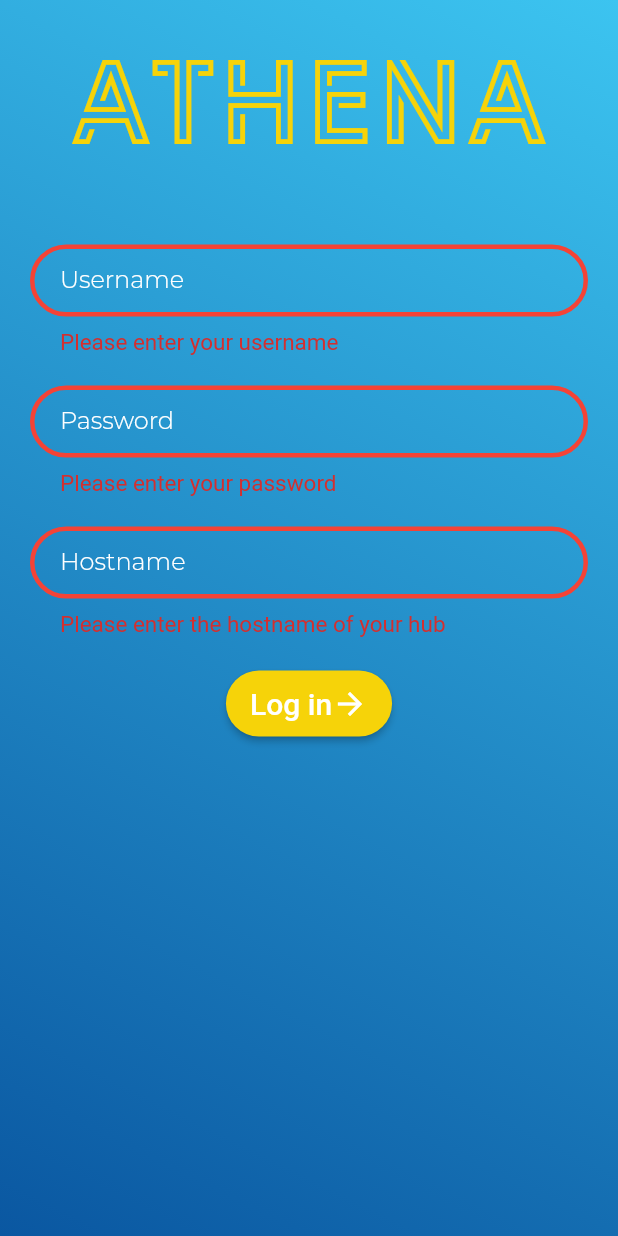
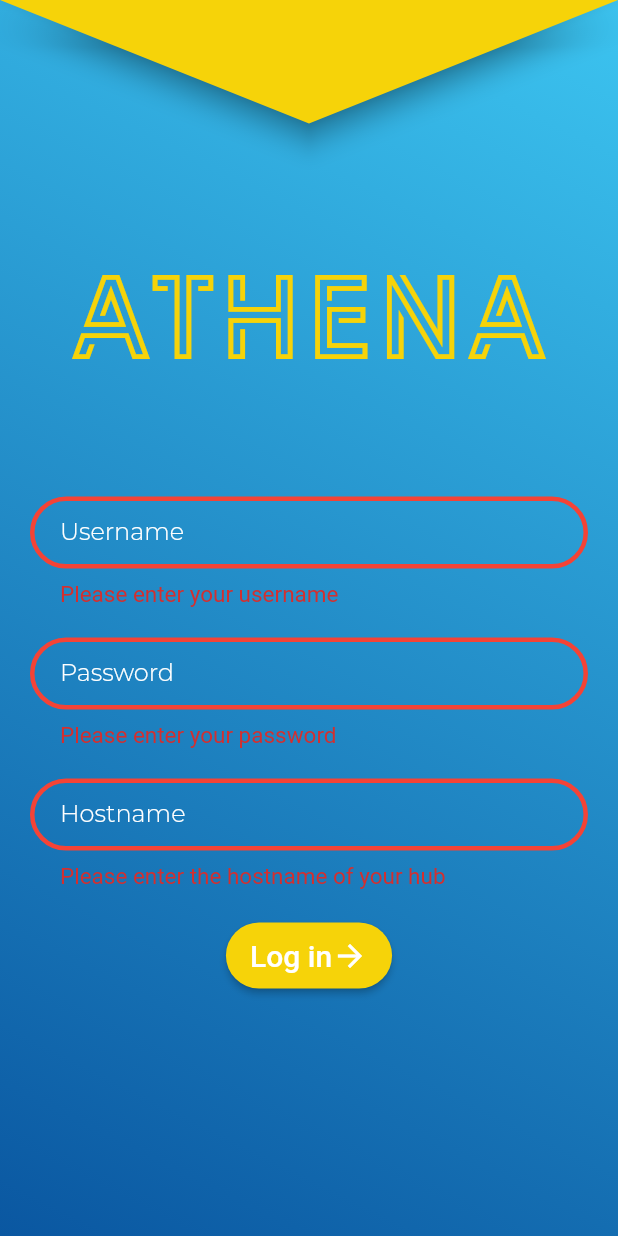
Before and after one commit to bnctth/athena, a Flutter app: the screen it shows after launch, after a tap on "Log in", on a phone screen of 412 x 824 dp. Run offline on Flutter 3.47's test engine with Material 2 defaults, Android fonts, the phone set to English and light mode, and no system bars; our stand-ins replace firebase_crashlytics, flutter_secure_storage, shared_preferences, validators; accounts and stored records are empty.

Commit message:
networkhelper login, renew, login field buggy

```diff
--- /dev/null
+++ b/app/lib/elements/background.dart
@@ -0,0 +1,22 @@
+import 'package:flutter/material.dart';
+
+class Background extends StatelessWidget {
+  final Widget child;
+
+  Background({this.child});
+
+  @override
+  Widget build(BuildContext context) {
+    return Container(
+      height: double.infinity,
+      width: double.infinity,
+      decoration: BoxDecoration(
+        gradient: LinearGradient(
+            colors: [Color(0xFF3cc4f0), Color(0xFF0a57a1)],
+            begin: Alignment.topRight,
+            end: Alignment.bottomLeft),
+      ),
+      child: child,
+    );
+  }
+}
--- /dev/null
+++ b/app/lib/elements/triangle.dart
@@ -0,0 +1,19 @@
+import 'package:athena/constants.dart';
+import 'package:flutter/material.dart';
+
+class Triangle extends CustomPainter {
+  @override
+  void paint(Canvas canvas, Size size) {
+    final path = Path()
+      ..lineTo(size.width / 2, size.height)
+      ..lineTo(size.width, 0);
+    final filled = Paint()
+      ..style = PaintingStyle.fill
+      ..color = kMainColor;
+    canvas.drawShadow(path, Color(0xFF186788), 7, false);
+    canvas.drawPath(path, filled);
+  }
+
+  @override
+  bool shouldRepaint(CustomPainter oldDelegate) => false;
+}
--- a/app/lib/helpers/language_helper.dart
+++ b/app/lib/helpers/language_helper.dart
@@ -11,13 +11,12 @@ class L {
 
   factory L() => instance;
 
-  L._private() {
-    setLang();
-  }
+  L._private();
 
-  void setLang() async {
+  Future<void> setLang() async {
     switch ((await SharedPreferences.getInstance()).getString('language') ??
         'eng') {
+//      TODO get device language
       case 'hun':
         lang = Language.Hungarian;
         break;
@@ -34,17 +33,17 @@ class L {
     'nopassword': 'Please enter your password',
     'hostname': 'Hostname',
     'nohostname': 'Please enter the hostname of your hub',
-    'invalidhostname':'Please enter a valid hostname',
+    'invalidhostname': 'Please enter a valid hostname',
     'login': 'Log in',
   };
   static const Hungarian = {
     'username': 'Felhasználónév',
-    'nousername':'Kérlek, add meg a felhasználóneved',
+    'nousername': 'Kérlek, add meg a felhasználóneved',
     'password': 'Jelszó',
-    'nopassword':'Kérlek, add meg a jelszavadat',
+    'nopassword': 'Kérlek, add meg a jelszavadat',
     'hostname': 'Webcím',
-    'nohostname':'Kérlek, add meg a hub eszközöd webcímét',
-    'invalidhostname':'Kérlek egy valós webcímet adj meg',
+    'nohostname': 'Kérlek, add meg a hub eszközöd webcímét',
+    'invalidhostname': 'Kérlek egy valós webcímet adj meg',
     'login': 'Bejelentkezés',
   };
 
--- a/app/lib/helpers/network_helper.dart
+++ b/app/lib/helpers/network_helper.dart
@@ -1 +1,81 @@
-class NetworkHelper{}
+import 'dart:convert';
+import 'dart:io';
+
+import 'package:flutter_secure_storage/flutter_secure_storage.dart';
+import 'package:shared_preferences/shared_preferences.dart';
+import 'package:http/http.dart' as http;
+
+enum Status { authenticated, unauthenticated }
+enum Method { get, post }
+
+class NetworkHelper {
+  static final NetworkHelper instance = NetworkHelper._private();
+
+  NetworkHelper._private();
+
+  String _at, _rt, _host;
+
+  DateTime renewNeededAt = DateTime.now();
+  final ss = new FlutterSecureStorage();
+
+  factory NetworkHelper() => instance;
+
+//  check if saved tokens exists and tries to renew
+  Future<Status> get checkStatus async {
+    _at = await ss.read(key: 'access_token');
+    _rt = await ss.read(key: 'refresh_token');
+    _host = (await SharedPreferences.getInstance()).getString('language');
+    if (_at == null || _rt == null || _host == null)
+      return Status.unauthenticated;
+    if (await _renew()) return Status.authenticated;
+    return Status.unauthenticated;
+  }
+
+//  renew the tokens and returns if succeeded
+  Future<bool> _renew() async {
+    http.Response response = await _request('auth/renew', Method.post,
+        body: {'refresh_token': _rt}, isAuthenticated: false);
+    if (response.statusCode == 200) {
+      _at = jsonDecode(response.body)['access_token'];
+      _rt = jsonDecode(response.body)['refresh_token'];
+      ss.write(key: 'access_token', value: _at);
+      ss.write(key: 'refresh_token', value: _rt);
+      return true;
+    }
+    return false;
+  }
+
+  Future<Status> login({String username, String password, String host}) async {
+    return Status.unauthenticated;
+  }
+
+  Future<http.Response> _request(String path, Method method,
+      {Map<String, dynamic> body = const {},
+      bool isAuthenticated = true}) async {
+    http.Response response;
+    if (isAuthenticated && renewNeededAt.isBefore(DateTime.now())) _renew();
+    try {
+      if (method == Method.get) {
+        response = await http.get(
+          '$_host/$path',
+          headers: isAuthenticated ? {'Authorization': 'Bearer $_at'} : null,
+        );
+      } else {
+        response = await http.post(
+          '$_host/$path',
+          body: body,
+          headers: isAuthenticated ? {'Authorization': 'Bearer $_at'} : null,
+        );
+      }
+    } catch (e) {
+      if (e.runtimeType == SocketException) {
+        print("wrong host");
+//        TODO implement wrong host
+        return http.Response('', 410);
+      } else {
+        throw (e);
+      }
+    }
+    return response;
+  }
+}
--- a/app/lib/main.dart
+++ b/app/lib/main.dart
@@ -1,4 +1,5 @@
 import 'package:athena/helpers/language_helper.dart';
+import 'package:athena/screens/loading_screen.dart';
 import 'package:athena/screens/login_screen.dart';
 import 'package:flutter/material.dart';
 import 'package:firebase_crashlytics/firebase_crashlytics.dart';
@@ -12,9 +13,10 @@ class MyApp extends StatelessWidget {
   @override
   Widget build(BuildContext context) {
     return MaterialApp(
-      initialRoute: '/login',
+      initialRoute: '/loading',
       routes: <String, Widget Function(BuildContext)>{
         '/login': (context) => LoginScreen(),
+        '/loading': (context) => LoadingScreen(),
       },
     );
   }
--- /dev/null
+++ b/app/lib/screens/loading_screen.dart
@@ -0,0 +1,48 @@
+import 'package:athena/elements/background.dart';
+import 'package:athena/helpers/language_helper.dart';
+import 'package:athena/helpers/network_helper.dart';
+import 'package:flutter/material.dart';
+
+import '../constants.dart';
+
+class LoadingScreen extends StatefulWidget {
+  @override
+  _LoadingScreenState createState() => _LoadingScreenState();
+}
+
+class _LoadingScreenState extends State<LoadingScreen> {
+  @override
+  void initState() {
+    super.initState();
+    load();
+  }
+
+  void load() async{
+    await L.instance.setLang();
+    switch(await NetworkHelper.instance.checkStatus){
+      case Status.authenticated:
+        break;
+      case Status.unauthenticated:
+        Navigator.popAndPushNamed(context, '/login');
+        break;
+    }
+
+  }
+  @override
+  Widget build(BuildContext context) {
+    return Scaffold(
+      body: Background(
+        child: Center(
+          child: Text(
+            'ATHENA',
+            style: TextStyle(
+              fontFamily: 'Library 3 am',
+              fontSize: 80,
+              color: kMainColor,
+            ),
+          ),
+        ),
+      ),
+    );
+  }
+}
--- a/app/lib/screens/login_screen.dart
+++ b/app/lib/screens/login_screen.dart
@@ -1,25 +1,28 @@
 import 'package:athena/constants.dart';
+import 'package:athena/elements/background.dart';
+import 'package:athena/elements/triangle.dart';
 import 'package:athena/helpers/language_helper.dart';
+import 'package:athena/helpers/network_helper.dart';
 import 'package:flutter/material.dart';
 import 'package:validators/validators.dart';
 
-class LoginScreen extends StatelessWidget {
+class LoginScreen extends StatelessWidget{
   @override
   Widget build(BuildContext context) {
     final _formKey = GlobalKey<FormState>();
     return Scaffold(
-      body: Container(
-        height: double.infinity,
-        width: double.infinity,
-        decoration: BoxDecoration(
-          gradient: LinearGradient(
-              colors: [Color(0xFF3cc4f0), Color(0xFF0a57a1)],
-              begin: Alignment.topRight,
-              end: Alignment.bottomLeft),
+      body: Background(
+        child: Stack(
+          children: [
+            CustomPaint(
+              painter: Triangle(),
+              size: Size(
+                  double.infinity, MediaQuery.of(context).size.height / 10),
             ),
-        child: Padding(
+            Padding(
               padding: const EdgeInsets.all(20.0),
               child: Column(
+                mainAxisAlignment: MainAxisAlignment.center,
                 children: <Widget>[
                   Form(
                     key: _formKey,
@@ -34,12 +37,13 @@ class LoginScreen extends StatelessWidget {
                           ),
                         ),
                         SizedBox(
-                      height: 50,
+                          height: 75,
                         ),
 
 //                    username
                         TextFormField(
-                      decoration: loginTextFieldDecoration(L.map['username']),
+                          decoration:
+                              loginTextFieldDecoration(L.map['username']),
                           autocorrect: false,
                           style: kTextFieldStyle,
                           validator: (value) {
@@ -55,7 +59,8 @@ class LoginScreen extends StatelessWidget {
 
 //                    password
                         TextFormField(
-                      decoration: loginTextFieldDecoration(L.map['password']),
+                          decoration:
+                              loginTextFieldDecoration(L.map['password']),
                           style: kTextFieldStyle,
                           obscureText: true,
                           validator: (value) {
@@ -71,7 +76,8 @@ class LoginScreen extends StatelessWidget {
 
 //                    hostname
                         TextFormField(
-                      decoration: loginTextFieldDecoration(L.map['hostname']),
+                          decoration:
+                              loginTextFieldDecoration(L.map['hostname']),
                           style: kTextFieldStyle,
                           keyboardType: TextInputType.url,
                           validator: (value) {
@@ -94,8 +100,13 @@ class LoginScreen extends StatelessWidget {
                             borderRadius: BorderRadius.circular(30.0),
                             side: BorderSide.none,
                           ),
-                      onPressed: () {
-                        print(_formKey.currentState.validate());
+                          onPressed: () async {
+                            if (_formKey.currentState.validate()) {
+                              if ((await NetworkHelper.instance.login()) ==
+                                  Status.authenticated) {
+                                Navigator.popAndPushNamed(context, '/loading');
+                              }
+                            }
                           },
                           child: Padding(
                             padding: const EdgeInsets.symmetric(vertical: 10.0),
@@ -124,6 +135,8 @@ class LoginScreen extends StatelessWidget {
                 ],
               ),
             ),
+          ],
+        ),
       ),
     );
   }
--- a/app/pubspec.yaml
+++ b/app/pubspec.yaml
@@ -14,6 +14,8 @@ dependencies:
   firebase_crashlytics: ^0.1.2+5
   shared_preferences: ^0.5.6+1
   validators: ^2.0.0+1
+  flutter_secure_storage: ^3.3.1+1
+  http: ^0.12.0+4
 
 dev_dependencies:
   flutter_test:
```
Also changed, not shown: app/lib/constants.dart (line endings or trailing spaces), 3 other files. Lines whose indentation alone changed are shown as unchanged.
